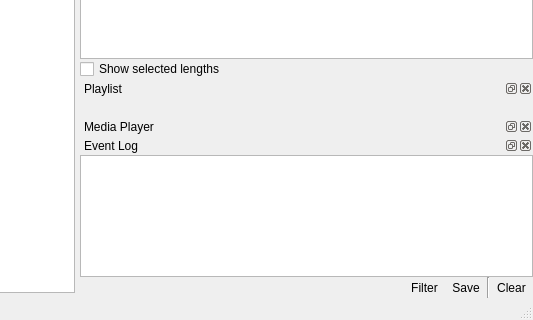
Above: uman/src/QUMainWindow.ui from UltraStar-Deluxe/UltraStar-Manager before the change; both pictures show x 379 to 912 and y 445 to 765 of the 912 by 765 pixel window. Below: the same form after it.
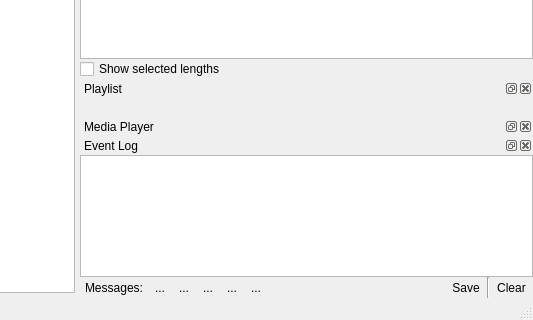
That is the form after the change. Icons and pictures are not drawn. Custom widgets are drawn as their Qt base class.

Commit message: - minor changes to the event log list - last log message displayed for 10 seconds in status bar now

Patch:
```diff
--- a/uman/src/QUMainWindow.ui
+++ b/uman/src/QUMainWindow.ui
@@ -643,6 +643,139 @@
             <property name="topMargin">
              <number>0</number>
             </property>
+            <item>
+             <layout class="QHBoxLayout" name="horizontalLayout_3">
+              <property name="spacing">
+               <number>5</number>
+              </property>
+              <property name="leftMargin">
+               <number>5</number>
+              </property>
+              <property name="rightMargin">
+               <number>0</number>
+              </property>
+              <item>
+               <widget class="QLabel" name="label_2">
+                <property name="text">
+                 <string>Messages:</string>
+                </property>
+                <property name="margin">
+                 <number>0</number>
+                </property>
+               </widget>
+              </item>
+              <item>
+               <layout class="QHBoxLayout" name="horizontalLayout_2">
+                <property name="spacing">
+                 <number>0</number>
+                </property>
+                <property name="rightMargin">
+                 <number>0</number>
+                </property>
+                <item>
+                 <widget class="QToolButton" name="showInfosBtn">
+                  <property name="toolTip">
+                   <string>Information</string>
+                  </property>
+                  <property name="text">
+                   <string>...</string>
+                  </property>
+                  <property name="icon">
+                   <iconset resource="resources/uman.qrc">
+                    <normaloff>:/marks/information.png</normaloff>:/marks/information.png</iconset>
+                  </property>
+                  <property name="checkable">
+                   <bool>true</bool>
+                  </property>
+                  <property name="autoRaise">
+                   <bool>true</bool>
+                  </property>
+                 </widget>
+                </item>
+                <item>
+                 <widget class="QToolButton" name="showHelpBtn">
+                  <property name="toolTip">
+                   <string>Hints and tips</string>
+                  </property>
+                  <property name="text">
+                   <string>...</string>
+                  </property>
+                  <property name="icon">
+                   <iconset resource="resources/uman.qrc">
+                    <normaloff>:/marks/help.png</normaloff>:/marks/help.png</iconset>
+                  </property>
+                  <property name="checkable">
+                   <bool>true</bool>
+                  </property>
+                  <property name="autoRaise">
+                   <bool>true</bool>
+                  </property>
+                 </widget>
+                </item>
+                <item>
+                 <widget class="QToolButton" name="showSaveHintsBtn">
+                  <property name="toolTip">
+                   <string>Save hints</string>
+                  </property>
+                  <property name="text">
+                   <string>...</string>
+                  </property>
+                  <property name="icon">
+                   <iconset resource="resources/uman.qrc">
+                    <normaloff>:/marks/disk.png</normaloff>:/marks/disk.png</iconset>
+                  </property>
+                  <property name="checkable">
+                   <bool>true</bool>
+                  </property>
+                  <property name="autoRaise">
+                   <bool>true</bool>
+                  </property>
+                 </widget>
+                </item>
+                <item>
+                 <widget class="QToolButton" name="showWarningsBtn">
+                  <property name="toolTip">
+                   <string>Warnings</string>
+                  </property>
+                  <property name="text">
+                   <string>...</string>
+                  </property>
+                  <property name="icon">
+                   <iconset resource="resources/uman.qrc">
+                    <normaloff>:/marks/error.png</normaloff>:/marks/error.png</iconset>
+                  </property>
+                  <property name="checkable">
+                   <bool>true</bool>
+                  </property>
+                  <property name="autoRaise">
+                   <bool>true</bool>
+                  </property>
+                 </widget>
+                </item>
+                <item>
+                 <widget class="QToolButton" name="showErrorsBtn">
+                  <property name="toolTip">
+                   <string>Errors</string>
+                  </property>
+                  <property name="text">
+                   <string>...</string>
+                  </property>
+                  <property name="icon">
+                   <iconset resource="resources/uman.qrc">
+                    <normaloff>:/marks/cancel.png</normaloff>:/marks/cancel.png</iconset>
+                  </property>
+                  <property name="checkable">
+                   <bool>true</bool>
+                  </property>
+                  <property name="autoRaise">
+                   <bool>true</bool>
+                  </property>
+                 </widget>
+                </item>
+               </layout>
+              </item>
+             </layout>
+            </item>
             <item>
              <spacer name="horizontalSpacer">
               <property name="orientation">
@@ -656,23 +789,6 @@
               </property>
              </spacer>
             </item>
-            <item>
-             <widget class="QToolButton" name="logOptionsBtn">
-              <property name="text">
-               <string>Filter</string>
-              </property>
-              <property name="icon">
-               <iconset resource="resources/uman.qrc">
-                <normaloff>:/control/filter_log.png</normaloff>:/control/filter_log.png</iconset>
-              </property>
-              <property name="toolButtonStyle">
-               <enum>Qt::ToolButtonTextBesideIcon</enum>
-              </property>
-              <property name="autoRaise">
-               <bool>true</bool>
-              </property>
-             </widget>
-            </item>
             <item>
              <widget class="QToolButton" name="logSaveBtn">
               <property name="text">
```
The commit also changes 2 other files.
